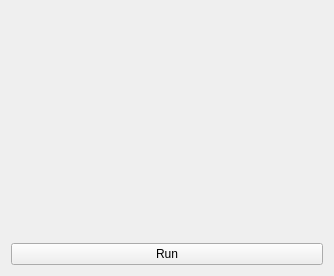
This is core/modules/gui/GeodesicTrainingGUI/GeodesicTrainingGUI.ui in dboun/MultiPatientImageProcessing as Qt 5 draws it before an edit. The edited form follows.
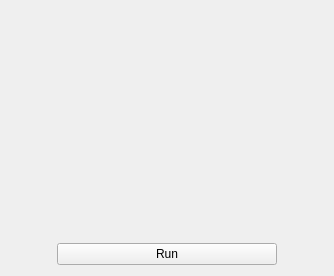
This is the edited form. Custom widgets are drawn as their Qt base class.

Commit message: More work towards geodesic module (doesn't work right now)

Patch:
```diff
--- a/core/modules/gui/GeodesicTrainingGUI/GeodesicTrainingGUI.ui
+++ b/core/modules/gui/GeodesicTrainingGUI/GeodesicTrainingGUI.ui
@@ -10,15 +10,66 @@
     <height>276</height>
    </rect>
   </property>
+  <property name="sizePolicy">
+   <sizepolicy hsizetype="Fixed" vsizetype="Expanding">
+    <horstretch>0</horstretch>
+    <verstretch>0</verstretch>
+   </sizepolicy>
+  </property>
+  <property name="minimumSize">
+   <size>
+    <width>250</width>
+    <height>0</height>
+   </size>
+  </property>
   <property name="windowTitle">
    <string>Form</string>
   </property>
   <layout class="QVBoxLayout" name="verticalLayout">
-   <item>
-    <widget class="QWidget" name="mitkDrawingToolContainer" native="true"/>
+   <item alignment="Qt::AlignHCenter|Qt::AlignTop">
+    <widget class="QWidget" name="mitkDrawingToolContainer" native="true">
+     <property name="sizePolicy">
+      <sizepolicy hsizetype="Fixed" vsizetype="Expanding">
+       <horstretch>0</horstretch>
+       <verstretch>0</verstretch>
+      </sizepolicy>
+     </property>
+     <property name="minimumSize">
+      <size>
+       <width>240</width>
+       <height>0</height>
+      </size>
+     </property>
+     <layout class="QVBoxLayout" name="verticalLayout_3"/>
+    </widget>
    </item>
    <item>
-    <widget class="ActionPushButton" name="pushButtonRun">
+    <spacer name="verticalSpacer">
+     <property name="orientation">
+      <enum>Qt::Vertical</enum>
+     </property>
+     <property name="sizeHint" stdset="0">
+      <size>
+       <width>20</width>
+       <height>40</height>
+      </size>
+     </property>
+    </spacer>
+   </item>
+   <item alignment="Qt::AlignHCenter|Qt::AlignBottom">
+    <widget class="RunPushButton" name="pushButtonRun">
+     <property name="sizePolicy">
+      <sizepolicy hsizetype="Fixed" vsizetype="Fixed">
+       <horstretch>0</horstretch>
+       <verstretch>0</verstretch>
+      </sizepolicy>
+     </property>
+     <property name="minimumSize">
+      <size>
+       <width>220</width>
+       <height>0</height>
+      </size>
+     </property>
      <property name="text">
       <string>Run</string>
      </property>
@@ -28,9 +79,9 @@
  </widget>
  <customwidgets>
   <customwidget>
-   <class>ActionPushButton</class>
+   <class>RunPushButton</class>
    <extends>QPushButton</extends>
-   <header>ActionPushButton.h</header>
+   <header>RunPushButton.h</header>
   </customwidget>
  </customwidgets>
  <resources/>
```
The commit also changes 8 other files.
